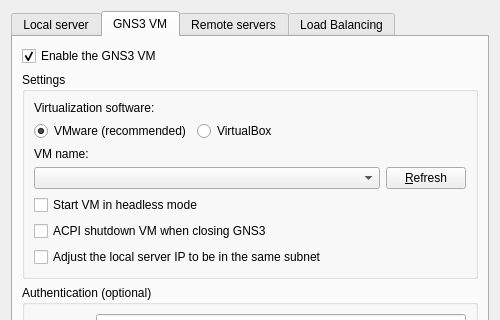
Qt form gns3/ui/server_preferences_page.ui (GNS3/gns3-gui) before a commit; both pictures show x 0 to 500 and y 0 to 320 of the 500 by 609 pixel window.
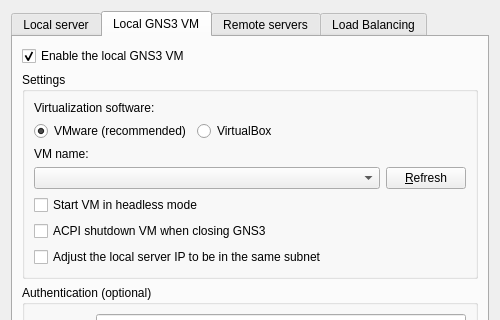
The same form after that commit. The open tabs and pages were chosen to show the change.

Commit message: Changes some references for "GNS3 VM" to "Local GNS3 VM". Ref #506.

Patch:
```diff
--- a/gns3/ui/server_preferences_page.ui
+++ b/gns3/ui/server_preferences_page.ui
@@ -291,7 +291,7 @@
      </widget>
      <widget class="QWidget" name="uiGNS3VMTabWidget">
       <attribute name="title">
-       <string>GNS3 VM</string>
+       <string>Local GNS3 VM</string>
       </attribute>
       <layout class="QVBoxLayout" name="verticalLayout_3">
        <item>
@@ -309,7 +309,7 @@
           </size>
          </property>
          <property name="text">
-          <string>Enable the GNS3 VM</string>
+          <string>Enable the local GNS3 VM</string>
          </property>
          <property name="checked">
           <bool>true</bool>
```
The commit also changes 3 other files.
